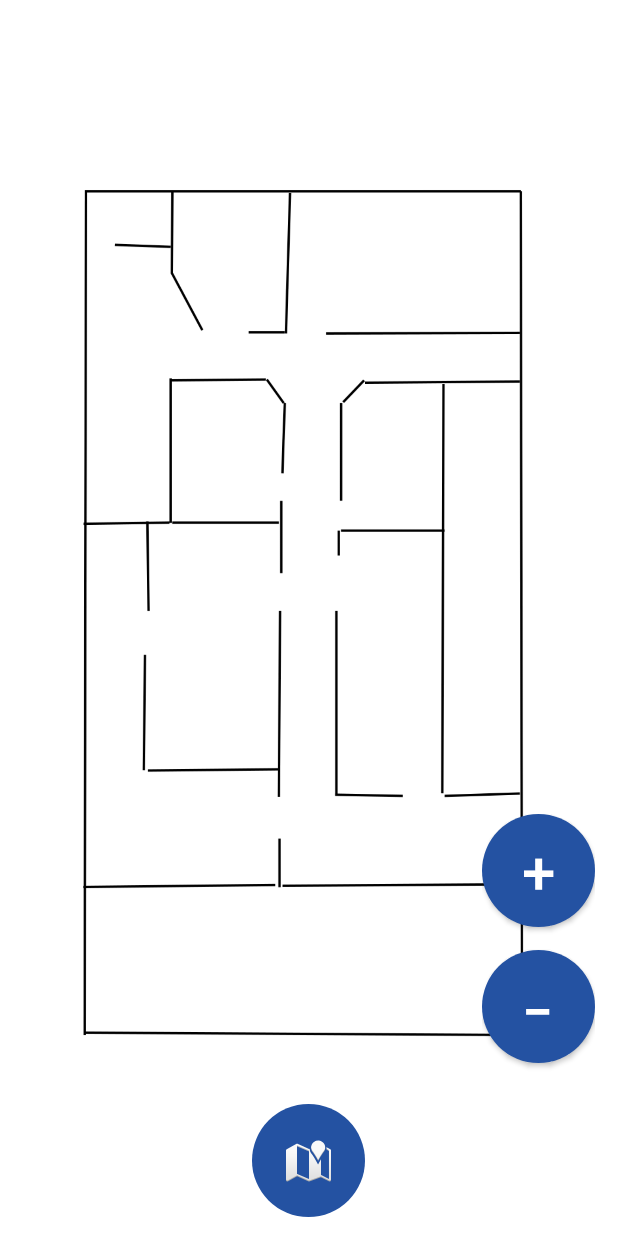
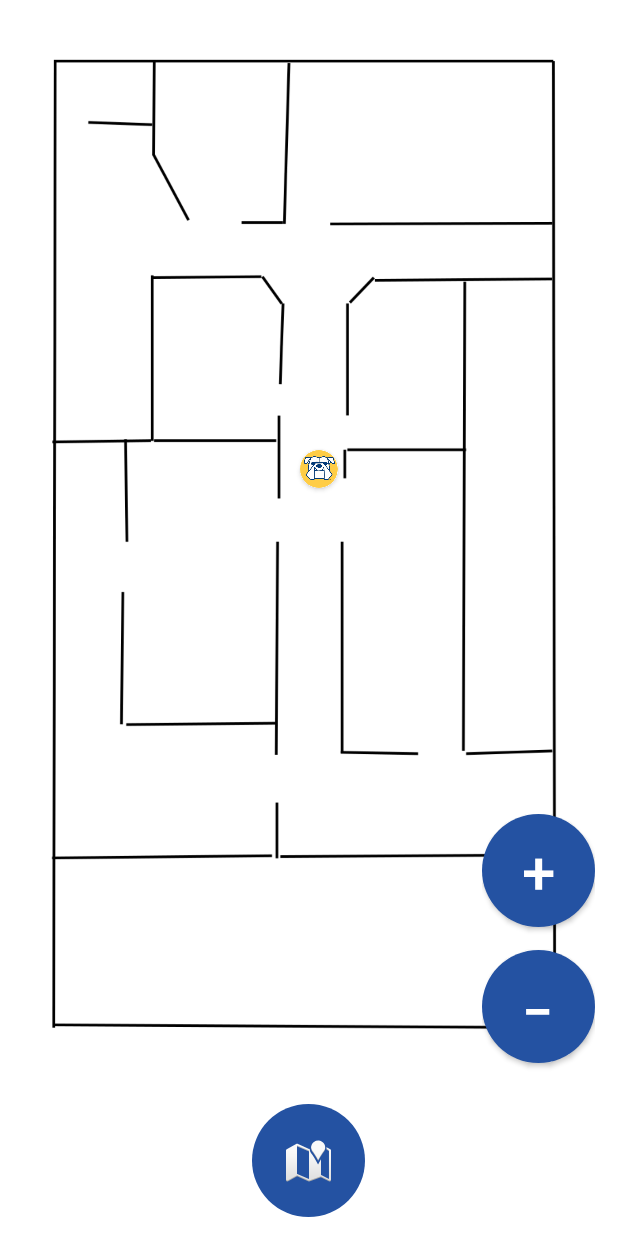
Before and after one commit to RRULE2001/Android-GPS-using-Wifi-RTT, an Android app: the screen it shows after launch (MainActivity), on a phone screen of 412 x 824 dp. Run offline under Robolectric (Android 15) with nearby library versions, the phone set to English and light mode, and no system bars.

Commit message:
Create player icon and router icon

```diff
--- a/WiFi RTT Check/app/src/main/res/drawable/place_router_button.xml
+++ b/WiFi RTT Check/app/src/main/res/drawable/place_router_button.xml
@@ -1,7 +1,11 @@
 <?xml version="1.0" encoding="utf-8"?>
-<shape xmlns:android="http://schemas.android.com/apk/res/android" android:shape="rectangle">
-    <size android:height="50dp" android:width="50dp"/>
-    <solid android:color="@color/kettering_blue" />
-    <corners android:radius="100dp" />
 
-</shape>
+<layer-list xmlns:android="http://schemas.android.com/apk/res/android" >
+<item>
+    <shape xmlns:android="http://schemas.android.com/apk/res/android" android:shape="rectangle">
+        <size android:height="75dp" android:width="75dp"/>
+        <solid android:color="@color/kettering_blue" />
+        <corners android:radius="100dp" />
+    </shape>
+</item>
+</layer-list>
--- /dev/null
+++ b/WiFi RTT Check/app/src/main/res/drawable/router_icon.xml
@@ -0,0 +1,13 @@
+<?xml version="1.0" encoding="utf-8"?>
+
+<layer-list xmlns:android="http://schemas.android.com/apk/res/android" >
+<item>
+    <shape xmlns:android="http://schemas.android.com/apk/res/android"
+        android:shape="rectangle">
+        <solid android:color="@color/kettering_yellow" />
+        <corners android:radius="100dp" />
+        <size android:height="25dp" android:width="25dp"/>
+    </shape>
+</item>
+<item android:drawable="@android:drawable/ic_menu_help" />
+</layer-list>
--- a/WiFi RTT Check/app/src/main/res/layout/activity_main.xml
+++ b/WiFi RTT Check/app/src/main/res/layout/activity_main.xml
@@ -23,10 +23,30 @@
             android:layout_marginBottom="100dp"
             android:background="@color/white" >
 
+            <androidx.cardview.widget.CardView
+                android:id="@+id/player"
+                android:layout_width="25dp"
+                android:layout_height="25dp"
+                android:layout_marginStart="200dp"
+                android:layout_marginTop="300dp"
+                android:elevation="10dp"
+                app:cardCornerRadius="25dp"
+                app:layout_constraintStart_toStartOf="parent"
+                app:layout_constraintTop_toTopOf="parent">
+                <ImageView
+                    android:id="@+id/playerImage"
+                    android:layout_width="match_parent"
+                    android:layout_height="match_parent"
+
+                    android:src="@drawable/kettering_bulldog"
+                    app:layout_constraintStart_toStartOf="parent"
+                    app:layout_constraintTop_toTopOf="parent" />
+            </androidx.cardview.widget.CardView>
+
             <ImageView
-                android:id="@+id/imageView2"
-                android:layout_width="410dp"
-                android:layout_height="632dp"
+                android:id="@+id/imageView"
+                android:layout_width="match_parent"
+                android:layout_height="match_parent"
                 android:src="@drawable/map"
                 app:layout_constraintBottom_toBottomOf="parent"
                 app:layout_constraintStart_toStartOf="parent" />
```
Also changed, not shown: WiFi RTT Check/app/src/main/res/drawable/kettering_bulldog.png (added).
